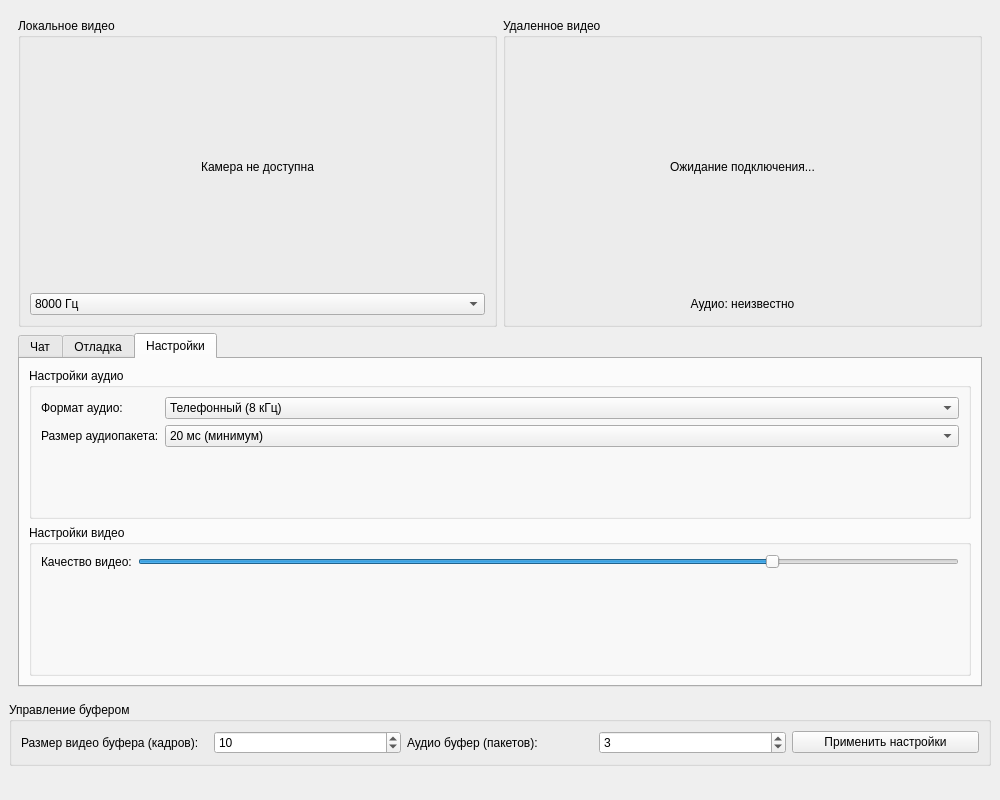
The window that chatwindow.ui (EpNKM/VladioChad) describes before a commit, drawn with Qt 5.
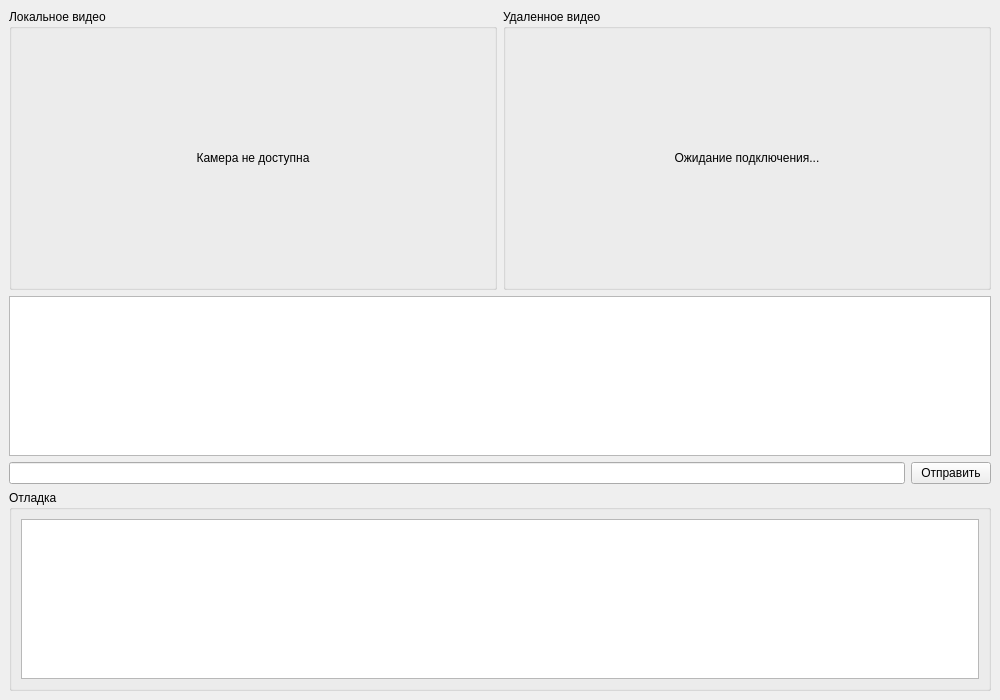
The same window after the commit. The open tabs and pages were chosen to show the change.

The edit to the form file:
```diff
--- a/chatwindow.ui
+++ b/chatwindow.ui
@@ -7,7 +7,7 @@
     <x>0</x>
     <y>0</y>
     <width>1000</width>
-    <height>800</height>
+    <height>700</height>
    </rect>
   </property>
   <property name="windowTitle">
@@ -16,13 +16,6 @@
   <widget class="QWidget" name="centralwidget">
    <layout class="QVBoxLayout" name="verticalLayout">
     <item>
-     <widget class="QStackedWidget" name="videoStack">
-      <property name="currentIndex">
-       <number>0</number>
-      </property>
-      <widget class="QWidget" name="normalView">
-       <layout class="QVBoxLayout" name="verticalLayout_7">
-        <item>
          <layout class="QHBoxLayout" name="horizontalLayout">
           <item>
            <widget class="QGroupBox" name="localVideoGroup">
@@ -46,30 +39,6 @@
                </property>
               </widget>
              </item>
-             <item>
-              <widget class="QComboBox" name="audioFormatCombo">
-               <item>
-                <property name="text">
-                 <string>8000 Гц</string>
-                </property>
-               </item>
-               <item>
-                <property name="text">
-                 <string>16000 Гц</string>
-                </property>
-               </item>
-               <item>
-                <property name="text">
-                 <string>44100 Гц</string>
-                </property>
-               </item>
-               <item>
-                <property name="text">
-                 <string>48000 Гц</string>
-                </property>
-               </item>
-              </widget>
-             </item>
             </layout>
            </widget>
           </item>
@@ -95,31 +64,13 @@
                </property>
               </widget>
              </item>
-             <item>
-              <widget class="QLabel" name="remoteAudioFormatLabel">
-               <property name="text">
-                <string>Аудио: неизвестно</string>
-               </property>
-               <property name="alignment">
-                <set>Qt::AlignmentFlag::AlignCenter</set>
-               </property>
-              </widget>
-             </item>
             </layout>
            </widget>
           </item>
          </layout>
         </item>
         <item>
-         <widget class="QTabWidget" name="tabWidget">
-          <property name="currentIndex">
-           <number>0</number>
-          </property>
-          <widget class="QWidget" name="chatTab">
-           <attribute name="title">
-            <string>Чат</string>
-           </attribute>
-           <layout class="QVBoxLayout" name="verticalLayout_5">
+     <layout class="QHBoxLayout" name="horizontalLayout_2">
             <item>
              <widget class="QTextEdit" name="chatArea">
               <property name="minimumSize">
@@ -130,6 +81,8 @@
               </property>
              </widget>
             </item>
+     </layout>
+    </item>
             <item>
              <layout class="QHBoxLayout" name="horizontalLayout_3">
               <item>
@@ -144,19 +97,18 @@
               </item>
              </layout>
             </item>
-           </layout>
-          </widget>
-          <widget class="QWidget" name="debugTab">
-           <attribute name="title">
+    <item>
+     <widget class="QGroupBox" name="groupBox_3">
+      <property name="title">
             <string>Отладка</string>
-           </attribute>
-           <layout class="QVBoxLayout" name="verticalLayout_6">
+      </property>
+      <layout class="QVBoxLayout" name="verticalLayout_2">
             <item>
              <widget class="QTextEdit" name="debugArea">
               <property name="minimumSize">
                <size>
                 <width>0</width>
-                <height>250</height>
+           <height>100</height>
                </size>
               </property>
               <property name="readOnly">
@@ -166,193 +118,6 @@
             </item>
            </layout>
           </widget>
-          <widget class="QWidget" name="settingsTab">
-           <attribute name="title">
-            <string>Настройки</string>
-           </attribute>
-           <layout class="QVBoxLayout" name="verticalLayout_9">
-            <item>
-             <widget class="QGroupBox" name="audioSettingsGroup">
-              <property name="title">
-               <string>Настройки аудио</string>
-              </property>
-              <layout class="QFormLayout" name="formLayout">
-               <item row="0" column="0">
-                <widget class="QLabel" name="label">
-                 <property name="text">
-                  <string>Формат аудио:</string>
-                 </property>
-                </widget>
-               </item>
-               <item row="0" column="1">
-                <widget class="QComboBox" name="audioQualityCombo">
-                 <item>
-                  <property name="text">
-                   <string>Телефонный (8 кГц)</string>
-                  </property>
-                 </item>
-                 <item>
-                  <property name="text">
-                   <string>VoIP (16 кГц)</string>
-                  </property>
-                 </item>
-                 <item>
-                  <property name="text">
-                   <string>CD (44.1 кГц)</string>
-                  </property>
-                 </item>
-                 <item>
-                  <property name="text">
-                   <string>Студия (48 кГц)</string>
-                  </property>
-                 </item>
-                </widget>
-               </item>
-               <item row="1" column="0">
-                <widget class="QLabel" name="label_2">
-                 <property name="text">
-                  <string>Размер аудиопакета:</string>
-                 </property>
-                </widget>
-               </item>
-               <item row="1" column="1">
-                <widget class="QComboBox" name="audioPacketSizeCombo">
-                 <item>
-                  <property name="text">
-                   <string>20 мс (минимум)</string>
-                  </property>
-                 </item>
-                 <item>
-                  <property name="text">
-                   <string>40 мс (оптимум)</string>
-                  </property>
-                 </item>
-                 <item>
-                  <property name="text">
-                   <string>60 мс (максимум)</string>
-                  </property>
-                 </item>
-                </widget>
-               </item>
-              </layout>
-             </widget>
-            </item>
-            <item>
-             <widget class="QGroupBox" name="videoSettingsGroup">
-              <property name="title">
-               <string>Настройки видео</string>
-              </property>
-              <layout class="QFormLayout" name="formLayout_2">
-               <item row="0" column="0">
-                <widget class="QLabel" name="label_3">
-                 <property name="text">
-                  <string>Качество видео:</string>
-                 </property>
-                </widget>
-               </item>
-               <item row="0" column="1">
-                <widget class="QSlider" name="videoQualitySlider">
-                 <property name="minimum">
-                  <number>10</number>
-                 </property>
-                 <property name="maximum">
-                  <number>100</number>
-                 </property>
-                 <property name="value">
-                  <number>80</number>
-                 </property>
-                 <property name="orientation">
-                  <enum>Qt::Orientation::Horizontal</enum>
-                 </property>
-                </widget>
-               </item>
-              </layout>
-             </widget>
-            </item>
-           </layout>
-          </widget>
-         </widget>
-        </item>
-       </layout>
-      </widget>
-      <widget class="QWidget" name="fullscreenView">
-       <layout class="QVBoxLayout" name="verticalLayout_8">
-        <item>
-         <widget class="QLabel" name="fullscreenVideoLabel">
-          <property name="text">
-           <string>Двойной клик для возврата</string>
-          </property>
-          <property name="alignment">
-           <set>Qt::AlignmentFlag::AlignCenter</set>
-          </property>
-         </widget>
-        </item>
-       </layout>
-      </widget>
-     </widget>
-    </item>
-    <item>
-     <widget class="QGroupBox" name="bufferControlGroup">
-      <property name="title">
-       <string>Управление буфером</string>
-      </property>
-      <layout class="QHBoxLayout" name="horizontalLayout_4">
-       <item>
-        <widget class="QLabel" name="bufferSizeLabel">
-         <property name="text">
-          <string>Размер видео буфера (кадров):</string>
-         </property>
-        </widget>
-       </item>
-       <item>
-        <widget class="QSpinBox" name="bufferSizeSpinBox">
-         <property name="minimum">
-          <number>1</number>
-         </property>
-         <property name="maximum">
-          <number>30</number>
-         </property>
-         <property name="value">
-          <number>10</number>
-         </property>
-        </widget>
-       </item>
-       <item>
-        <widget class="QLabel" name="audioBufferLabel">
-         <property name="text">
-          <string>Аудио буфер (пакетов):</string>
-         </property>
-        </widget>
-       </item>
-       <item>
-        <widget class="QSpinBox" name="audioBufferSpinBox">
-         <property name="minimum">
-          <number>1</number>
-         </property>
-         <property name="maximum">
-          <number>10</number>
-         </property>
-         <property name="value">
-          <number>3</number>
-         </property>
-        </widget>
-       </item>
-       <item>
-        <widget class="QPushButton" name="applySettingsButton">
-         <property name="text">
-          <string>Применить настройки</string>
-         </property>
-        </widget>
-       </item>
-      </layout>
-     </widget>
-    </item>
-    <item>
-     <widget class="QStatusBar" name="statusBar">
-      <property name="sizeGripEnabled">
-       <bool>false</bool>
-      </property>
-     </widget>
     </item>
    </layout>
   </widget>
```
Left out of the diff: 9 changed lines with no effect on the pictures. Lines whose indentation alone changed are shown as unchanged.
